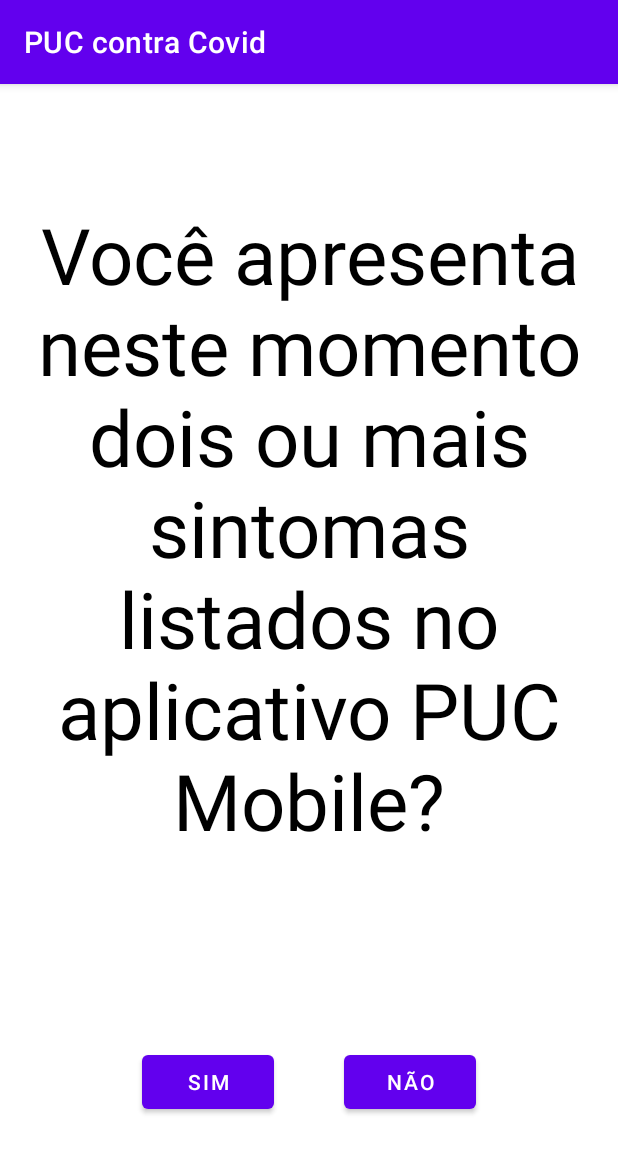
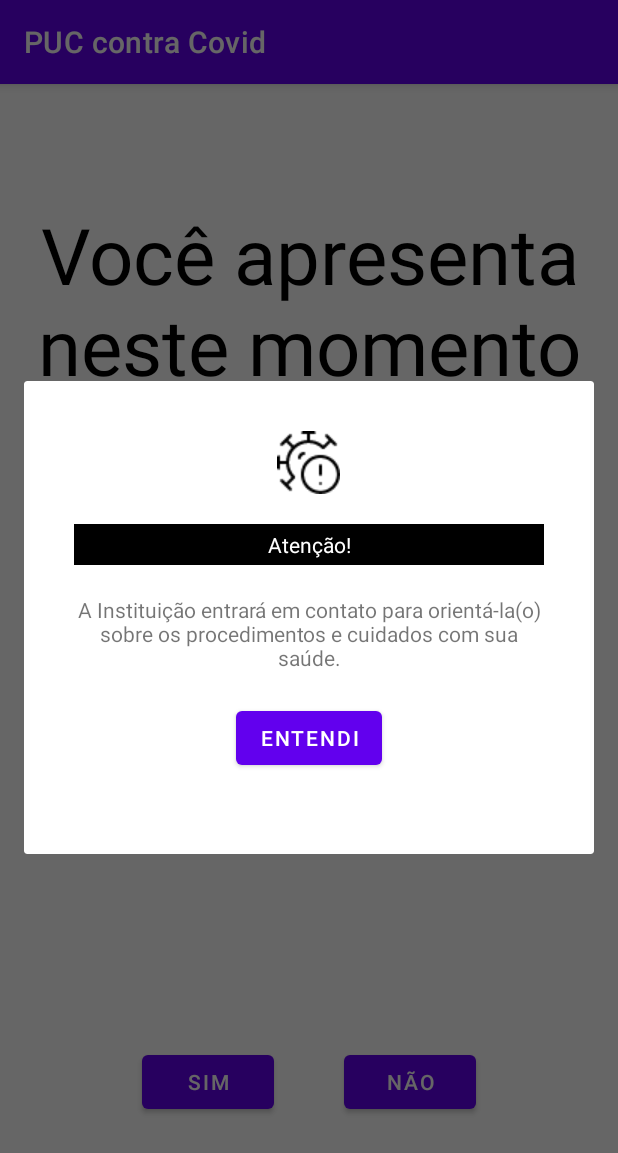
Before and after one commit to angelcomp/PUCcontraCovid, an Android app: the QuestionThreeFragment screen opened through its navigation route, after a tap on "SIM", on a phone screen of 412 x 824 dp. Shown: the top 1153 px of the screen. Run offline under Robolectric (Android 15) with nearby library versions, the phone set to English and light mode, and no system bars.

Commit message:
adicionando dialog de informação + icons

```diff
--- a/app/src/main/java/com/angelcomp/puccontracovid/AppViewModel.java
+++ b/app/src/main/java/com/angelcomp/puccontracovid/AppViewModel.java
@@ -6,7 +6,7 @@ import androidx.lifecycle.ViewModel;
 
 public class AppViewModel extends ViewModel {
     private Integer positiveClicks = 0;
-    private final MutableLiveData<Boolean> completedQuestions = new MutableLiveData<Boolean>(false);
+    private final MutableLiveData<Boolean> completedQuestions = new MutableLiveData<Boolean>();
 
     public void incrementPositiveClick() {
         positiveClicks++;
--- /dev/null
+++ b/app/src/main/java/com/angelcomp/puccontracovid/Dialog.java
@@ -0,0 +1,45 @@
+package com.angelcomp.puccontracovid;
+
+import android.annotation.SuppressLint;
+import android.graphics.drawable.Drawable;
+import android.os.Bundle;
+import android.view.LayoutInflater;
+import android.view.View;
+import android.view.ViewGroup;
+
+import androidx.fragment.app.DialogFragment;
+
+import com.angelcomp.puccontracovid.databinding.DialogBinding;
+
+public class Dialog extends DialogFragment {
+
+    private DialogBinding binding;
+    private boolean covidAlert;
+
+    public Dialog(boolean response) {
+        this.covidAlert = response;
+    }
+
+    @Override
+    public View onCreateView(LayoutInflater inflater, ViewGroup container,
+                             Bundle savedInstanceState) {
+
+        binding = DialogBinding.inflate(inflater, container, false);
+
+        if (covidAlert) {
+            @SuppressLint("UseCompatLoadingForDrawables") Drawable image = getResources().getDrawable(R.drawable.alert_covid);
+            binding.dialogIcon.setImageDrawable(image);
+            binding.dialogTitle.setText(R.string.attention);
+            binding.dialogText.setText(R.string.orientation);
+        }
+
+        binding.btnUnderstood.setOnClickListener(new View.OnClickListener() {
+            @Override
+            public void onClick(View view) {
+                requireActivity().finishAffinity();
+            }
+        });
+
+        return binding.getRoot();
+    }
+}
--- a/app/src/main/java/com/angelcomp/puccontracovid/MainActivity.java
+++ b/app/src/main/java/com/angelcomp/puccontracovid/MainActivity.java
@@ -2,25 +2,41 @@ package com.angelcomp.puccontracovid;
 
 import androidx.appcompat.app.AppCompatActivity;
 import androidx.lifecycle.ViewModelProvider;
+import androidx.navigation.NavController;
+import androidx.navigation.Navigation;
 
+import android.annotation.SuppressLint;
+import android.graphics.drawable.Drawable;
 import android.os.Bundle;
 import android.widget.Toast;
+
+import com.angelcomp.puccontracovid.databinding.DialogBinding;
 
 public class MainActivity extends AppCompatActivity {
 
     private AppViewModel viewModel;
+    DialogBinding dialogBinding;
 
     @Override
     protected void onCreate(Bundle savedInstanceState) {
         super.onCreate(savedInstanceState);
         setContentView(R.layout.activity_main);
+        dialogBinding = DialogBinding.inflate(getLayoutInflater());
 
         viewModel = new ViewModelProvider(this).get(AppViewModel.class);
         viewModel.getCompletedQuestionsValue().observe(this, value -> {
-            if (value) {
-                //todo: make a dialog
+            if (value && viewModel.getPositiveClicksValue() != 0) {
+                ShowDialog(true);
                 Toast.makeText(this, viewModel.getPositiveClicksValue().toString(), Toast.LENGTH_SHORT).show();
+            } else {
+                ShowDialog(false);
             }
         });
     }
+
+    private void ShowDialog(boolean covidAlert) {
+        Dialog dialog = new Dialog(covidAlert);
+        dialog.setCancelable(false);
+        dialog.show(getSupportFragmentManager(), dialog.getTag());
+    }
 }
--- /dev/null
+++ b/app/src/main/res/layout/dialog.xml
@@ -0,0 +1,45 @@
+<?xml version="1.0" encoding="utf-8"?>
+<LinearLayout xmlns:android="http://schemas.android.com/apk/res/android"
+    xmlns:app="http://schemas.android.com/apk/res-auto"
+    android:layout_width="wrap_content"
+    android:layout_height="wrap_content"
+    android:orientation="vertical"
+    android:padding="33dp">
+
+    <ImageView
+        android:id="@+id/dialog_icon"
+        android:layout_width="wrap_content"
+        android:layout_height="wrap_content"
+        android:layout_gravity="center"
+        app:srcCompat="@drawable/safe_girl" />
+
+    <TextView
+        android:id="@+id/dialog_title"
+        android:layout_width="match_parent"
+        android:layout_height="wrap_content"
+        android:layout_gravity="center"
+        android:layout_marginVertical="20dp"
+        android:background="@color/black"
+        android:padding="4dp"
+        android:text="@string/keep_safe"
+        android:textAlignment="center"
+        android:textColor="@color/white" />
+
+    <TextView
+        android:id="@+id/dialog_text"
+        android:layout_width="wrap_content"
+        android:layout_height="wrap_content"
+        android:layout_gravity="center"
+        android:text="@string/thanks"
+        android:textAlignment="center" />
+
+    <Button
+        android:id="@+id/btn_understood"
+        android:layout_width="wrap_content"
+        android:layout_height="wrap_content"
+        android:layout_gravity="center"
+        android:layout_margin="20dp"
+        android:text="@string/understood" />
+
+
+</LinearLayout>
--- a/app/src/main/res/values/strings.xml
+++ b/app/src/main/res/values/strings.xml
@@ -3,11 +3,14 @@
 
     <string name="yes">Sim</string>
     <string name="no">Não</string>
+    <string name="understood" translatable="false">Entendi</string>
+    <string name="attention" translatable="false">Atenção!</string>
+    <string name="keep_safe" translatable="false">Continue se cuidando</string>
 
-    <string name="q1">Nos últimos 10 dias você recebeu o diagnóstico positivo de COVID-19?</string>
-    <string name="q2">Você teve contato com alguma pessoa com diagnóstico positivo de COVID-19 nos últimos 10 dias?</string>
-    <string name="q3">Você apresenta neste momento dois ou mais sintomas listados no aplicativo PUC Mobile?</string>
+    <string name="q1" translatable="false">Nos últimos 10 dias você recebeu o diagnóstico positivo de COVID-19?</string>
+    <string name="q2" translatable="false">Você teve contato com alguma pessoa com diagnóstico positivo de COVID-19 nos últimos 10 dias?</string>
+    <string name="q3" translatable="false">Você apresenta neste momento dois ou mais sintomas listados no aplicativo PUC Mobile?</string>
 
-    <string name="orientation">A Instituição entrará em contato para orientá-lo/a sobre os procedimentos e cuidados com sua saúde</string>
-    <string name="thanks">Obrigado por responder ao questionário</string>
+    <string name="orientation" translatable="false">A Instituição entrará em contato para orientá-la(o) sobre os procedimentos e cuidados com sua saúde.</string>
+    <string name="thanks" translatable="false">Obrigado por responder ao questionário.</string>
 </resources>
```
Also changed, not shown: app/src/main/res/drawable/alert_covid.png (added), app/src/main/res/drawable/safe_girl.png (added), 1 other file.
